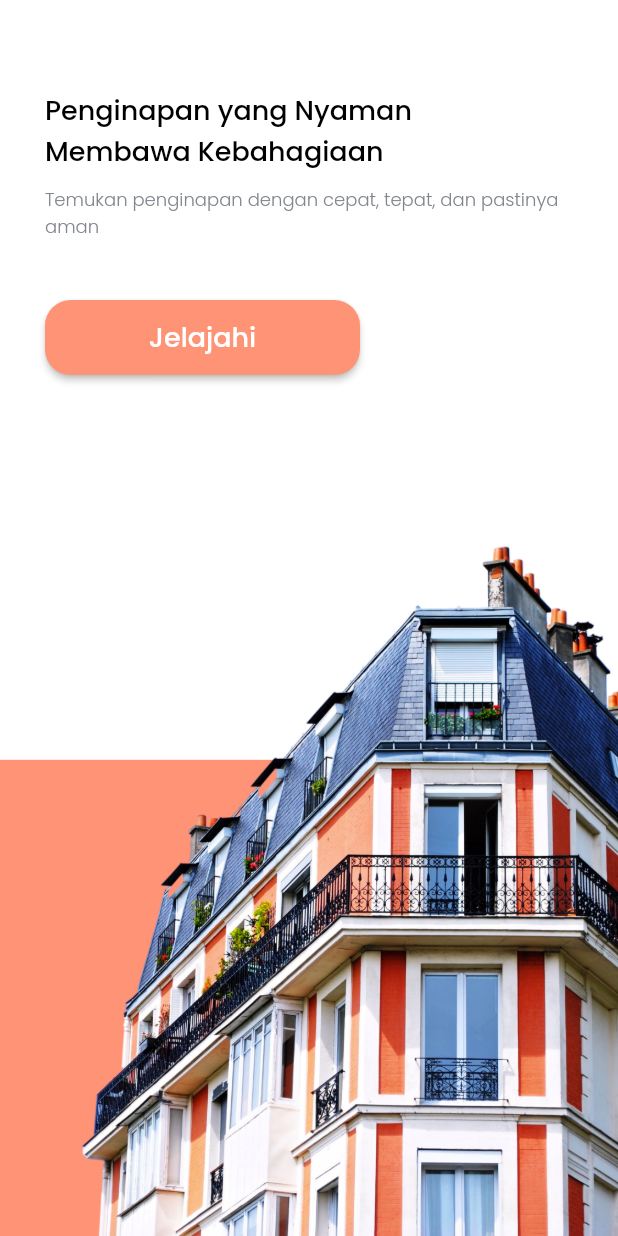
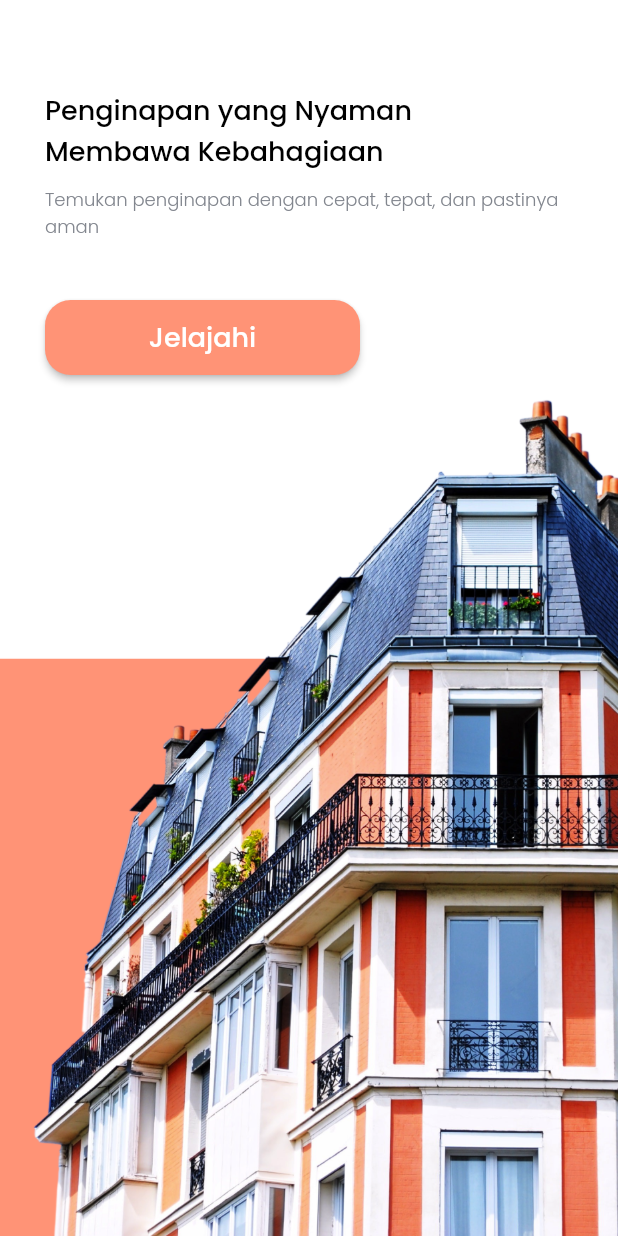
Before and after one commit to ArisandiSatria/Inner, a Flutter app: the screen it shows after launch, on a phone screen of 412 x 824 dp. Run offline on Flutter 3.47's test engine with Material 2 defaults, Android fonts, the phone set to English and light mode, and no system bars; our stand-ins replace google_fonts.

Commit message:
Fixed overflowing image in splash screen and fixed inn photo detail distance between image and screen edges

```diff
--- a/lib/pages/detail_screen.dart
+++ b/lib/pages/detail_screen.dart
@@ -173,7 +173,7 @@ class DetailScreen extends StatelessWidget {
                       child: ListView(
                           scrollDirection: Axis.horizontal,
                           children: [Container(
-                              margin: EdgeInsets.only(left: 24, right: 24),
+                              margin: EdgeInsets.only(left: 30, right: 30),
                               child: InkWell(
                                 onTap: () {},
                                 child: Row(
--- a/lib/pages/splash_screen.dart
+++ b/lib/pages/splash_screen.dart
@@ -12,7 +12,9 @@ class SplashScreen extends StatelessWidget {
     return Scaffold(
       backgroundColor: Colors.white,
       body: SafeArea(
-        child: (orientation == Orientation.portrait) ? _columnLayout() : _rowLayout(),
+        child: (orientation == Orientation.portrait)
+            ? _columnLayout()
+            : _rowLayout(),
       ),
     );
   }
@@ -56,7 +58,8 @@ class _rowLayout extends StatelessWidget {
                       }));
                     },
                     style: ElevatedButton.styleFrom(
-                      shape: RoundedRectangleBorder(borderRadius: BorderRadius.circular(17)),
+                        shape: RoundedRectangleBorder(
+                            borderRadius: BorderRadius.circular(17)),
                         backgroundColor: primaryColor),
                     child: Text(
                       'Jelajahi',
@@ -110,7 +113,8 @@ class _columnLayout extends StatelessWidget {
                       }));
                     },
                     style: ElevatedButton.styleFrom(
-                      shape: RoundedRectangleBorder(borderRadius: BorderRadius.circular(17)),
+                        shape: RoundedRectangleBorder(
+                            borderRadius: BorderRadius.circular(17)),
                         backgroundColor: primaryColor),
                     child: Text(
                       'Jelajahi',
@@ -120,8 +124,12 @@ class _columnLayout extends StatelessWidget {
             ],
           ),
         ),
-        Spacer(),
-        Image.asset('assets/images/splash_img.png')
+        Expanded(
+            child: Image.asset(
+          'assets/images/splash_img.png',
+          width: MediaQuery.of(context).size.width,
+          fit: BoxFit.cover,
+        ))
       ],
     );
   }
```
